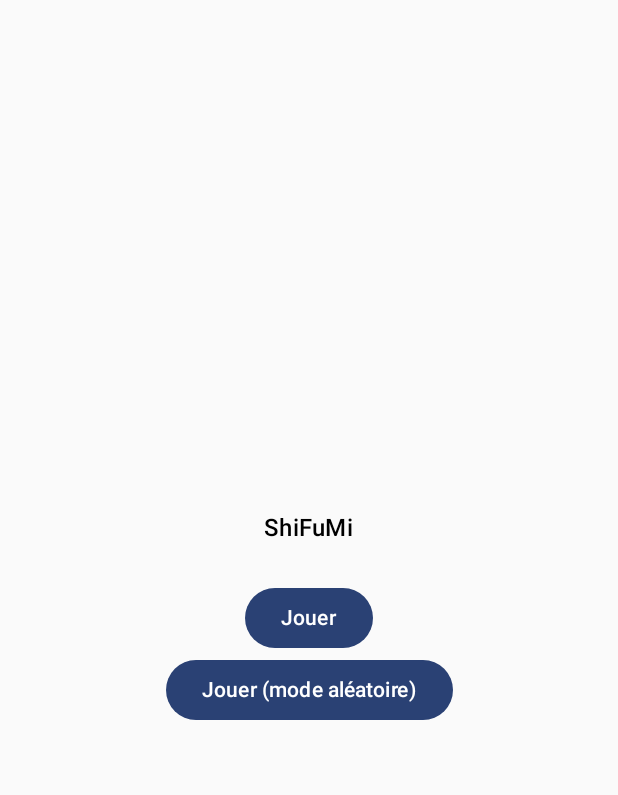
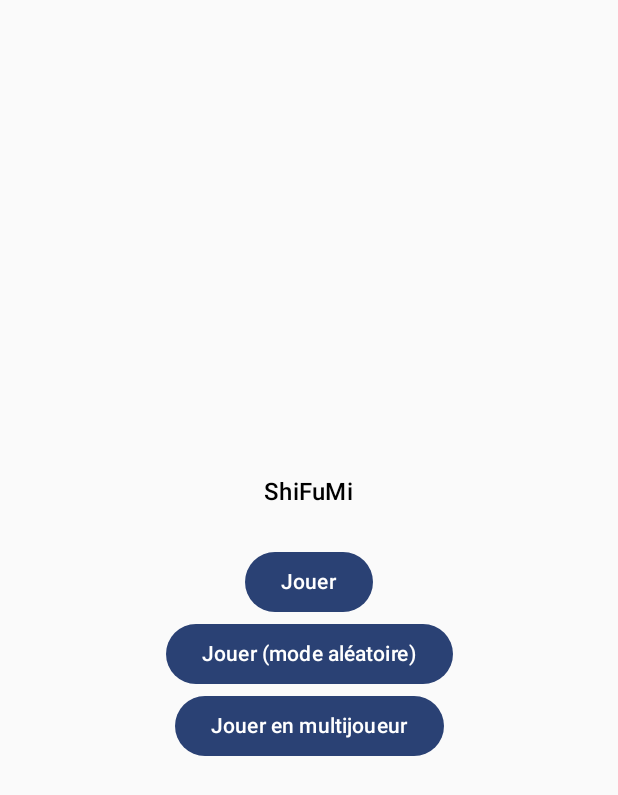
Before and after one commit to naguiagahnim/ShiFuMi, an Android app built with Jetpack Compose: the screen it shows after launch (MainActivity), on a phone screen of 412 x 824 dp. Shown: the top 795 px of the screen. Run offline under Robolectric (Android 15) with nearby library versions, the light colour scheme and no system bars; libraries missing offline, so code that uses them is left out: nl.dionsegijn.konfetti.

Commit message:
add PlayMultiplayer page for multiplayer

```diff
--- a/app/src/main/java/com/example/shifumi/MainActivity.kt
+++ b/app/src/main/java/com/example/shifumi/MainActivity.kt
@@ -86,6 +86,9 @@
         }
         composable("playRandom") {
             RandomBotScreen(navController = navController)
+        }
+        composable ("playMulti") {
+            PlayMultiplayer(navController = navController)
         }
     }
 }
@@ -389,5 +392,13 @@
         Button(onClick = { navController.navigate("playRandom") }) {
             Text(text = "Jouer (mode aléatoire)")
         }
+        Button(onClick = { navController.navigate("playMulti") }) {
+            Text(text = "Jouer en multijoueur")
+        }
     }
 }
+
+@Composable
+fun PlayMultiplayer(navController: NavController) {
+
+}
```
